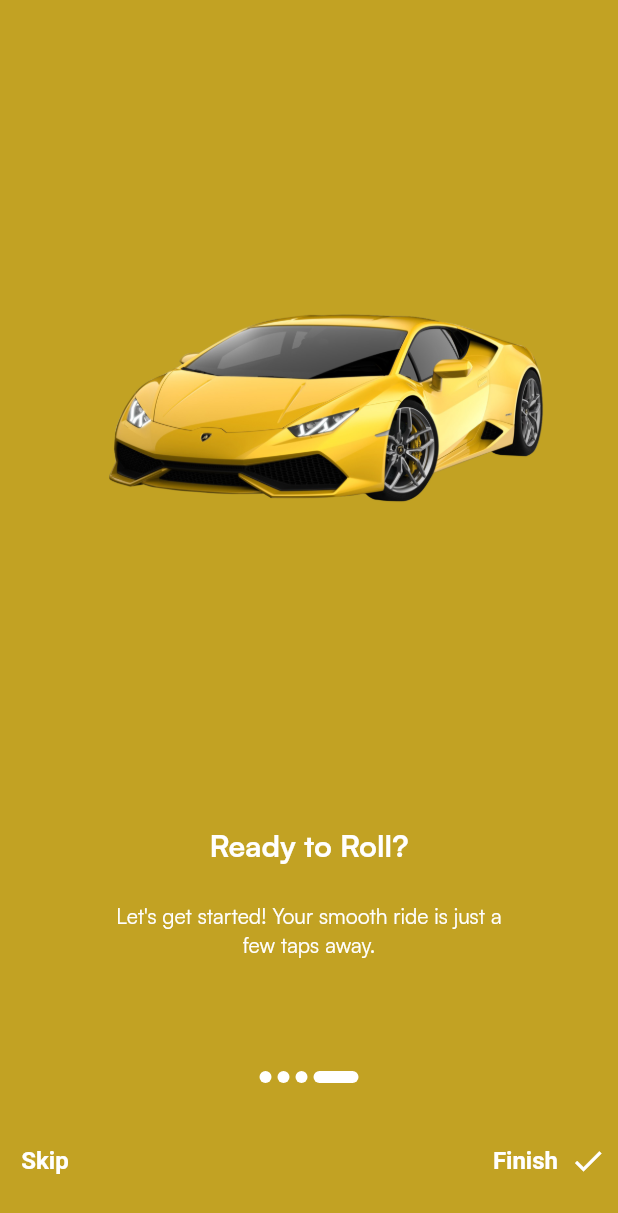
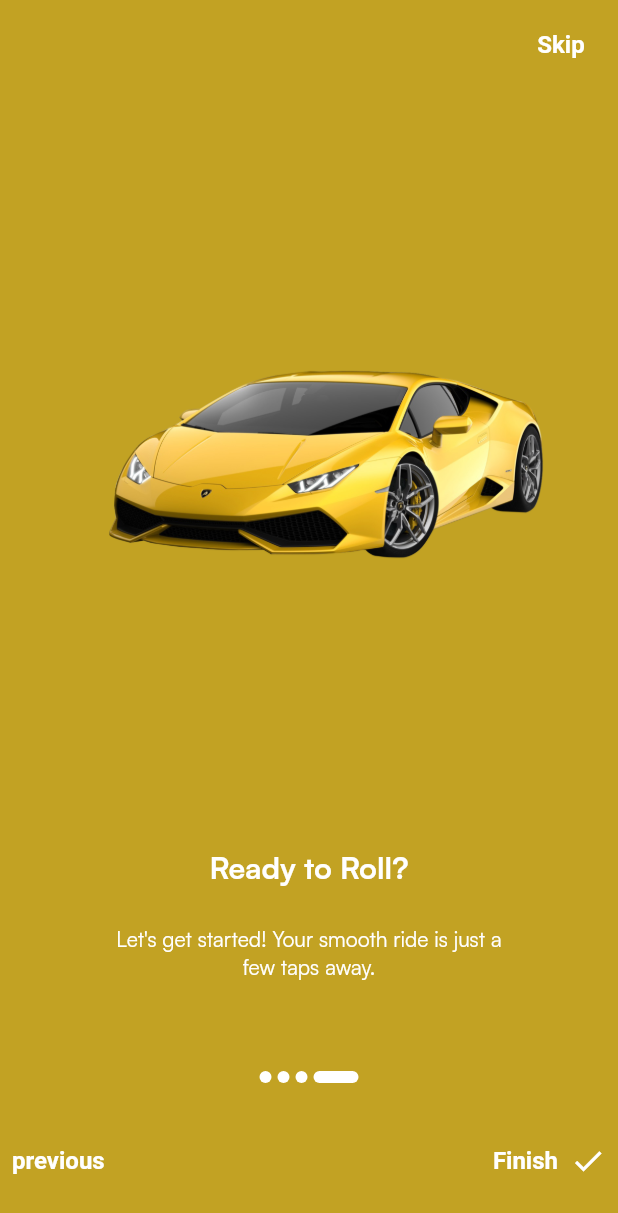
Before and after one commit to Morty-lab/TireApp, a Flutter app: the screen it shows after launch, swiped to page 4, on a phone screen of 412 x 824 dp. Shown: the top 1213 px of the screen. Run offline on Flutter 3.47's test engine with Material 3 defaults, Android fonts, the phone set to English and light mode, and no system bars; our stand-ins replace simple_animations.

Commit message:
added previous button and moved skip button to the top right

```diff
--- a/lib/pages/onBoarding.dart
+++ b/lib/pages/onBoarding.dart
@@ -40,6 +40,25 @@ class _OnboardingState extends State<Onboarding> {
                     final item = widget.pages[idx];
                     return Column(
                       children: [
+                        Padding(
+                          padding: const EdgeInsets.all(8.0),
+                          child: Row(
+                            mainAxisAlignment: MainAxisAlignment.end,
+                            children: [
+                              TextButton(
+                                  style: TextButton.styleFrom(
+                                      visualDensity: VisualDensity.comfortable,
+                                      foregroundColor: Colors.white,
+                                      textStyle: const TextStyle(
+                                          fontSize: 16,
+                                          fontWeight: FontWeight.bold)),
+                                  onPressed: () {
+                                    widget.onSkip?.call();
+                                  },
+                                  child: const Text("Skip")),
+                            ],
+                          ),
+                        ),
                         Expanded(
                           flex: 3,
                           child: Padding(
@@ -115,9 +134,14 @@ class _OnboardingState extends State<Onboarding> {
                             textStyle: const TextStyle(
                                 fontSize: 16, fontWeight: FontWeight.bold)),
                         onPressed: () {
-                          widget.onSkip?.call();
+                          //widget.onSkip?.call();
+                          if (_currentPage != 0) {
+                            _pageController.animateToPage(_currentPage - 1,
+                                curve: Curves.easeInOutCubic,
+                                duration: const Duration(milliseconds: 250));
+                          }
                         },
-                        child: const Text("Skip")),
+                        child: Text(_currentPage == 0 ? " " : "previous")),
                     TextButton(
                       style: TextButton.styleFrom(
                           visualDensity: VisualDensity.comfortable,
```
